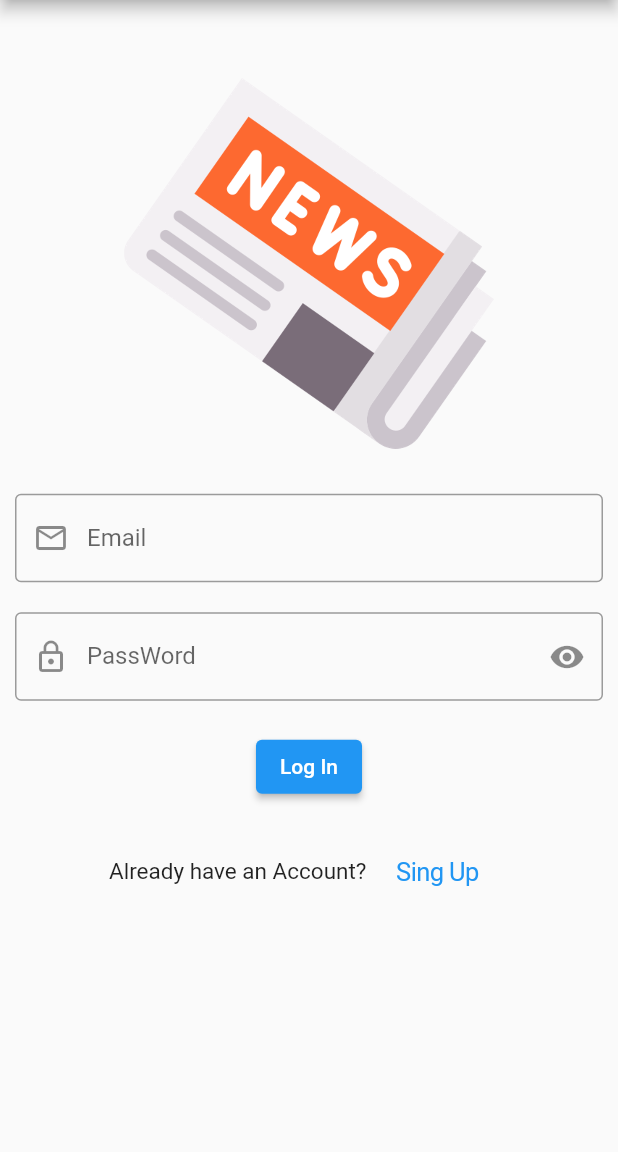
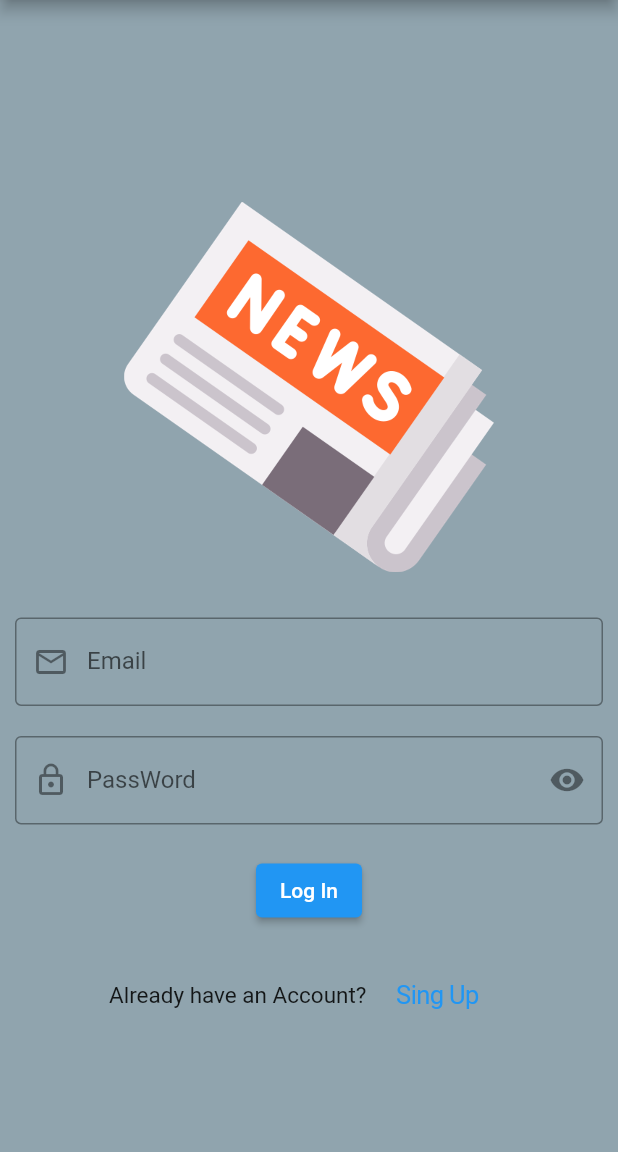
Before and after one commit to KaushikDas9/NewsPaper, a Flutter app: the screen it shows after launch, on a phone screen of 412 x 824 dp, the part 84-1236 px from its top. Run offline on Flutter 3.47's test engine with Material 2 defaults, Android fonts, the phone set to English and light mode, and no system bars; our stand-ins replace firebase_auth, firebase_core, fluttertoast; missing offline and left inert: flutter_inappwebview; accounts and stored records are empty.

```diff
--- a/lib/FireBase/Login.dart
+++ b/lib/FireBase/Login.dart
@@ -43,7 +43,8 @@ class _LoginPageState extends State<LoginPage> {
       resizeToAvoidBottomInset: true,
       body: SingleChildScrollView(
         child: Container(
-          height: height * .8,
+          color: Colors.blueGrey.shade300,
+          height: height,
           width: width,
           child: Column(
             mainAxisAlignment: MainAxisAlignment.center,
--- a/lib/FireBase/SingUp.dart
+++ b/lib/FireBase/SingUp.dart
@@ -45,7 +45,8 @@ class _signUpState extends State<signUp> {
       resizeToAvoidBottomInset: true,
       body: SingleChildScrollView(
         child: Container(
-          height: height * .8,
+          color: Colors.blueGrey.shade300,
+          height: height,
           width: width,
           child: Column(
             mainAxisAlignment: MainAxisAlignment.center,
--- a/lib/Splash_Screen/SplashScreenControl.dart
+++ b/lib/Splash_Screen/SplashScreenControl.dart
@@ -15,7 +15,7 @@ class Splash {
             (Route route) => false);
       });
     } else {
-      Timer(const Duration(milliseconds: 100), () {
+      Timer(const Duration(seconds: 2), () {
         Navigator.of(context).pushAndRemoveUntil(
             MaterialPageRoute(builder: (context) => const home()),
             (Route route) => false);
--- a/lib/Splash_Screen/Splash_Screen.dart
+++ b/lib/Splash_Screen/Splash_Screen.dart
@@ -28,6 +28,7 @@ class _Splash_ScreenState extends State<Splash_Screen> {
         // actions: [Icon(Icons.ac_unit)],
       ),
       body: Container(
+          color: Colors.blueGrey.shade400,
           child: const Center(
             child: Column(
               crossAxisAlignment: CrossAxisAlignment.center,
```
Lines whose indentation alone changed are shown as unchanged.
